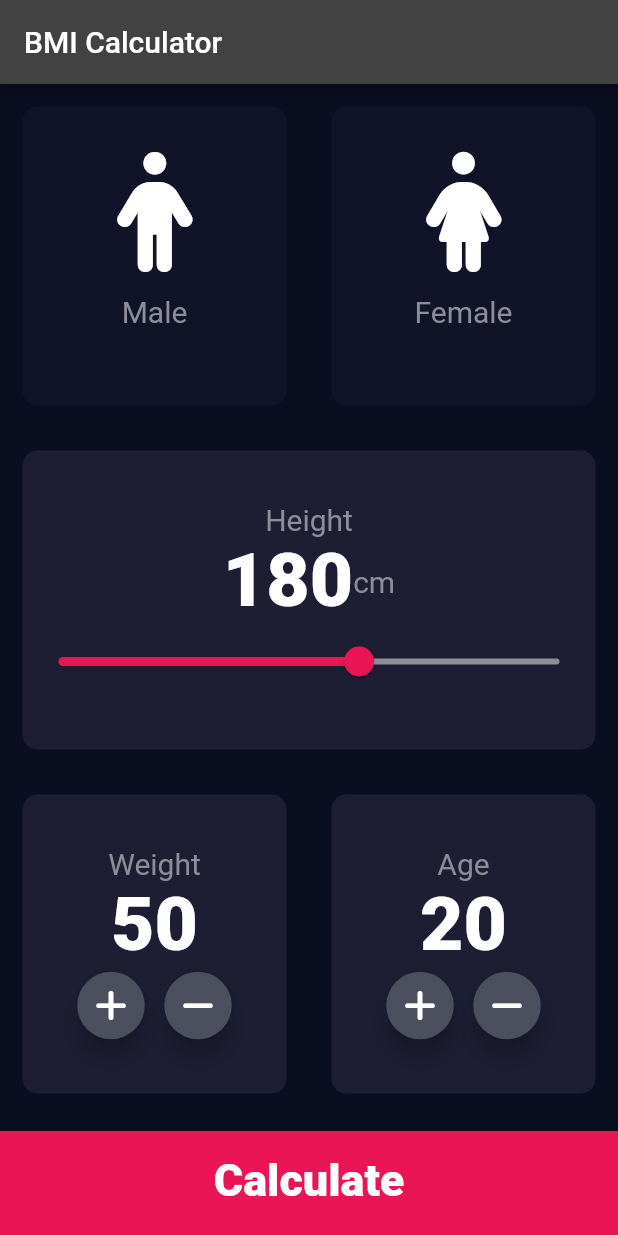
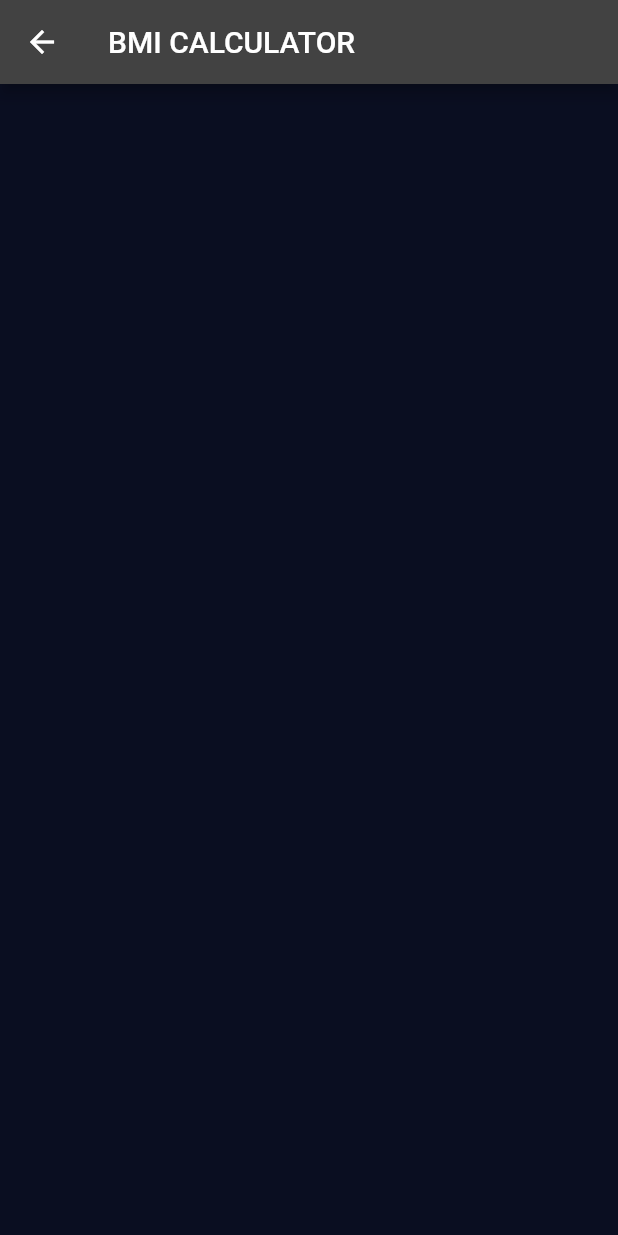
Before and after one commit to hamzarehmandeveloper/Personal_Projects, a Flutter app: the screen it shows after launch, after a tap on "Calculate", on a phone screen of 412 x 824 dp. Run offline on Flutter 3.47's test engine with Material 2 defaults, Android fonts, the phone set to English and light mode, and no system bars; our stand-ins replace font_awesome_flutter.

```diff
--- a/BMIcalculator/lib/inputpage.dart
+++ b/BMIcalculator/lib/inputpage.dart
@@ -2,6 +2,7 @@ import 'package:flutter/material.dart';
 import 'container.dart';
 import 'IconText.dart';
 import 'constants.dart';
+import 'resultFile.dart';
 import 'package:font_awesome_flutter/font_awesome_flutter.dart';
 
 
@@ -210,7 +211,7 @@ class _inputpageState extends State<inputpage> {
           ),
           GestureDetector(
             onTap: () {
-
+                Navigator.push(context, MaterialPageRoute(builder: (context)=>ResultPage()));
             },
             child: Container(
               margin: EdgeInsets.only(top: 10.0),
@@ -220,7 +221,7 @@ class _inputpageState extends State<inputpage> {
               color: Color(0xFFEB1555),
               child: Center(
                 child: Padding(
-                  padding: const EdgeInsets.only(top: 15.0),
+                  padding: EdgeInsets.only(top: 15.0),
                   child: Text(
                     "Calculate",
                     style: TextStyle(
--- a/BMIcalculator/lib/resultFile.dart
+++ b/BMIcalculator/lib/resultFile.dart
@@ -0,0 +1,14 @@
+import 'package:flutter/material.dart';
+
+
+class ResultPage extends StatelessWidget {
+  @override
+  Widget build(BuildContext context) {
+    return Scaffold(
+      appBar: AppBar(
+        title: Text('BMI CALCULATOR'),
+      ),
+
+    );
+  }
+}
```
